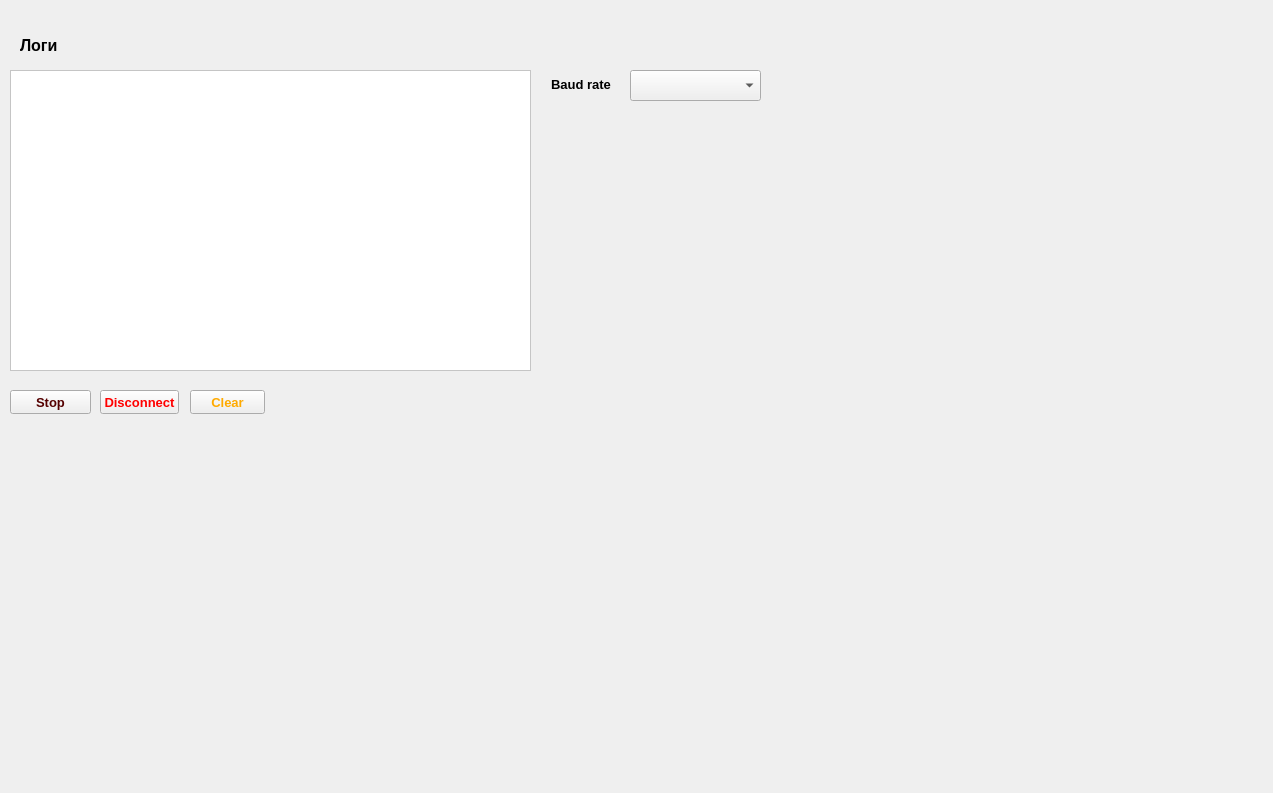
This is ComPort/logs.ui in Bomba22919273/ComPort as Qt 5 draws it before an edit. The edited form follows.
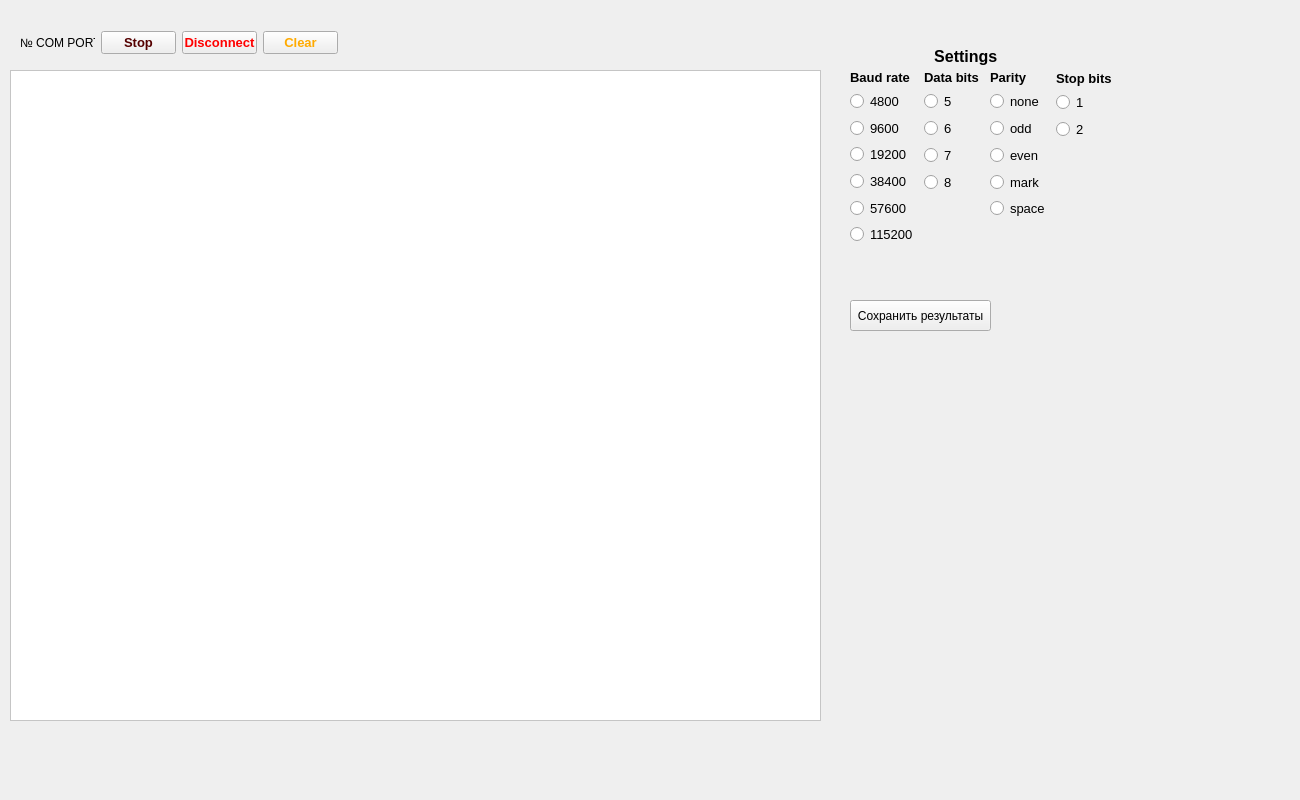
This is the edited form.

Commit message: add settings com-port

What changed in the file:
```diff
--- a/ComPort/logs.ui
+++ b/ComPort/logs.ui
@@ -6,10 +6,16 @@
    <rect>
     <x>0</x>
     <y>0</y>
-    <width>1273</width>
-    <height>793</height>
+    <width>1300</width>
+    <height>800</height>
    </rect>
   </property>
+  <property name="minimumSize">
+   <size>
+    <width>1300</width>
+    <height>800</height>
+   </size>
+  </property>
   <property name="windowTitle">
    <string>Логи</string>
   </property>
@@ -18,8 +24,8 @@
     <rect>
      <x>10</x>
      <y>70</y>
-     <width>521</width>
-     <height>301</height>
+     <width>811</width>
+     <height>651</height>
     </rect>
    </property>
    <property name="palette">
@@ -471,95 +477,38 @@
     </font>
    </property>
   </widget>
-  <widget class="QPushButton" name="ClearButton">
+  <widget class="QPushButton" name="pushButtonSaveResults">
    <property name="geometry">
     <rect>
-     <x>190</x>
-     <y>390</y>
-     <width>75</width>
-     <height>24</height>
+     <x>850</x>
+     <y>300</y>
+     <width>141</width>
+     <height>31</height>
     </rect>
    </property>
-   <property name="palette">
-    <palette>
-     <active>
-      <colorrole role="ButtonText">
-       <brush brushstyle="SolidPattern">
-        <color alpha="255">
-         <red>255</red>
-         <green>170</green>
-         <blue>0</blue>
-        </color>
-       </brush>
-      </colorrole>
-     </active>
-     <inactive>
-      <colorrole role="ButtonText">
-       <brush brushstyle="SolidPattern">
-        <color alpha="255">
-         <red>255</red>
-         <green>170</green>
-         <blue>0</blue>
-        </color>
-       </brush>
-      </colorrole>
-     </inactive>
-     <disabled>
-      <colorrole role="ButtonText">
-       <brush brushstyle="SolidPattern">
-        <color alpha="255">
-         <red>0</red>
-         <green>0</green>
-         <blue>0</blue>
-        </color>
-       </brush>
-      </colorrole>
-     </disabled>
-    </palette>
-   </property>
-   <property name="font">
-    <font>
-     <pointsize>10</pointsize>
-     <weight>75</weight>
-     <bold>true</bold>
-    </font>
-   </property>
-   <property name="toolTip">
-    <string>Очистить</string>
-   </property>
    <property name="text">
-    <string>Clear</string>
+    <string>Сохранить результаты</string>
    </property>
   </widget>
-  <widget class="QLabel" name="label_Logs">
+  <widget class="QWidget" name="layoutWidget">
    <property name="geometry">
     <rect>
      <x>20</x>
      <y>30</y>
-     <width>131</width>
-     <height>31</height>
+     <width>318</width>
+     <height>26</height>
     </rect>
    </property>
-   <property name="font">
-    <font>
-     <pointsize>12</pointsize>
-     <weight>75</weight>
-     <bold>true</bold>
-    </font>
-   </property>
+   <layout class="QHBoxLayout" name="horizontalLayout_2">
+    <item>
+     <widget class="QLabel" name="labelNumberComPort">
    <property name="text">
-    <string>Логи</string>
-   </property>
-  </widget>
+       <string>№ COM PORT</string>
+      </property>
+     </widget>
+    </item>
+    <item>
   <widget class="QPushButton" name="StopButton">
-   <property name="geometry">
-    <rect>
-     <x>10</x>
-     <y>390</y>
-     <width>81</width>
-     <height>24</height>
-    </rect>
-   </property>
    <property name="palette">
     <palette>
      <active>
@@ -665,15 +614,9 @@
     <string>Stop</string>
    </property>
   </widget>
+    </item>
+    <item>
   <widget class="QPushButton" name="DisconnectButton">
-   <property name="geometry">
-    <rect>
-     <x>100</x>
-     <y>390</y>
-     <width>79</width>
-     <height>24</height>
-    </rect>
-   </property>
    <property name="palette">
     <palette>
      <active>
@@ -725,30 +668,125 @@
     <string>Disconnect</string>
    </property>
   </widget>
-  <widget class="QComboBox" name="comboBox_logs">
-   <property name="geometry">
-    <rect>
-     <x>630</x>
-     <y>70</y>
-     <width>131</width>
-     <height>31</height>
-    </rect>
+    </item>
+    <item>
+     <widget class="QPushButton" name="ClearButton">
+      <property name="palette">
+       <palette>
+        <active>
+         <colorrole role="ButtonText">
+          <brush brushstyle="SolidPattern">
+           <color alpha="255">
+            <red>255</red>
+            <green>170</green>
+            <blue>0</blue>
+           </color>
+          </brush>
+         </colorrole>
+        </active>
+        <inactive>
+         <colorrole role="ButtonText">
+          <brush brushstyle="SolidPattern">
+           <color alpha="255">
+            <red>255</red>
+            <green>170</green>
+            <blue>0</blue>
+           </color>
+          </brush>
+         </colorrole>
+        </inactive>
+        <disabled>
+         <colorrole role="ButtonText">
+          <brush brushstyle="SolidPattern">
+           <color alpha="255">
+            <red>0</red>
+            <green>0</green>
+            <blue>0</blue>
+           </color>
+          </brush>
+         </colorrole>
+        </disabled>
+       </palette>
    </property>
    <property name="font">
     <font>
      <pointsize>10</pointsize>
-    </font>
-   </property>
-  </widget>
-  <widget class="QLabel" name="label">
+        <weight>75</weight>
+        <bold>true</bold>
+       </font>
+      </property>
+      <property name="toolTip">
+       <string>Очистить</string>
+      </property>
+      <property name="text">
+       <string>Clear</string>
+      </property>
+     </widget>
+    </item>
+   </layout>
+  </widget>
+  <widget class="QWidget" name="layoutWidget">
    <property name="geometry">
     <rect>
-     <x>551</x>
-     <y>76</y>
-     <width>64</width>
-     <height>16</height>
+     <x>850</x>
+     <y>40</y>
+     <width>266</width>
+     <height>205</height>
     </rect>
    </property>
+   <layout class="QHBoxLayout" name="horizontalLayout">
+    <item>
+     <layout class="QGridLayout" name="gridLayout">
+      <property name="topMargin">
+       <number>30</number>
+      </property>
+      <item row="3" column="0">
+       <widget class="QRadioButton" name="radioButtonBaudRate19200">
+        <property name="font">
+         <font>
+          <pointsize>10</pointsize>
+         </font>
+        </property>
+        <property name="text">
+         <string>19200</string>
+        </property>
+        <attribute name="buttonGroup">
+         <string notr="true">buttonGroupBaudRate</string>
+        </attribute>
+       </widget>
+      </item>
+      <item row="2" column="0">
+       <widget class="QRadioButton" name="radioButtonBaudRate9600">
+        <property name="font">
+         <font>
+          <pointsize>10</pointsize>
+         </font>
+        </property>
+        <property name="text">
+         <string>9600</string>
+        </property>
+        <attribute name="buttonGroup">
+         <string notr="true">buttonGroupBaudRate</string>
+        </attribute>
+       </widget>
+      </item>
+      <item row="5" column="0">
+       <widget class="QRadioButton" name="radioButtonBaudRate57600">
+        <property name="font">
+         <font>
+          <pointsize>10</pointsize>
+         </font>
+        </property>
+        <property name="text">
+         <string>57600</string>
+        </property>
+        <attribute name="buttonGroup">
+         <string notr="true">buttonGroupBaudRate</string>
+        </attribute>
+       </widget>
+      </item>
+      <item row="0" column="0">
+       <widget class="QLabel" name="labelBaudRate">
    <property name="font">
     <font>
      <pointsize>10</pointsize>
@@ -760,6 +798,319 @@
     <string>Baud rate</string>
    </property>
   </widget>
+      </item>
+      <item row="1" column="0">
+       <widget class="QRadioButton" name="radioButtonBaudRate4800">
+        <property name="font">
+         <font>
+          <pointsize>10</pointsize>
+         </font>
+        </property>
+        <property name="text">
+         <string>4800</string>
+        </property>
+        <attribute name="buttonGroup">
+         <string notr="true">buttonGroupBaudRate</string>
+        </attribute>
+       </widget>
+      </item>
+      <item row="6" column="0">
+       <widget class="QRadioButton" name="radioButtonBaudRate115200">
+        <property name="font">
+         <font>
+          <pointsize>10</pointsize>
+         </font>
+        </property>
+        <property name="text">
+         <string>115200</string>
+        </property>
+        <attribute name="buttonGroup">
+         <string notr="true">buttonGroupBaudRate</string>
+        </attribute>
+       </widget>
+      </item>
+      <item row="4" column="0">
+       <widget class="QRadioButton" name="radioButtonBaudRate38400">
+        <property name="font">
+         <font>
+          <pointsize>10</pointsize>
+         </font>
+        </property>
+        <property name="text">
+         <string>38400</string>
+        </property>
+        <attribute name="buttonGroup">
+         <string notr="true">buttonGroupBaudRate</string>
+        </attribute>
+       </widget>
+      </item>
+     </layout>
+    </item>
+    <item>
+     <layout class="QGridLayout" name="gridLayout_2">
+      <property name="topMargin">
+       <number>30</number>
+      </property>
+      <property name="bottomMargin">
+       <number>52</number>
+      </property>
+      <item row="2" column="0">
+       <widget class="QRadioButton" name="radioButtonDataBits6">
+        <property name="font">
+         <font>
+          <pointsize>10</pointsize>
+         </font>
+        </property>
+        <property name="text">
+         <string>6</string>
+        </property>
+        <attribute name="buttonGroup">
+         <string notr="true">buttonGroupDataBits</string>
+        </attribute>
+       </widget>
+      </item>
+      <item row="3" column="0">
+       <widget class="QRadioButton" name="radioButtonDataBits7">
+        <property name="font">
+         <font>
+          <pointsize>10</pointsize>
+         </font>
+        </property>
+        <property name="text">
+         <string>7</string>
+        </property>
+        <attribute name="buttonGroup">
+         <string notr="true">buttonGroupDataBits</string>
+        </attribute>
+       </widget>
+      </item>
+      <item row="0" column="0">
+       <widget class="QLabel" name="labelDataBits">
+        <property name="font">
+         <font>
+          <pointsize>10</pointsize>
+          <weight>75</weight>
+          <bold>true</bold>
+         </font>
+        </property>
+        <property name="text">
+         <string>Data bits</string>
+        </property>
+       </widget>
+      </item>
+      <item row="4" column="0">
+       <widget class="QRadioButton" name="radioButtonDataBits8">
+        <property name="font">
+         <font>
+          <pointsize>10</pointsize>
+         </font>
+        </property>
+        <property name="text">
+         <string>8</string>
+        </property>
+        <attribute name="buttonGroup">
+         <string notr="true">buttonGroupDataBits</string>
+        </attribute>
+       </widget>
+      </item>
+      <item row="1" column="0">
+       <widget class="QRadioButton" name="radioButtonDataBits5">
+        <property name="font">
+         <font>
+          <pointsize>10</pointsize>
+         </font>
+        </property>
+        <property name="text">
+         <string>5</string>
+        </property>
+        <attribute name="buttonGroup">
+         <string notr="true">buttonGroupDataBits</string>
+        </attribute>
+       </widget>
+      </item>
+     </layout>
+    </item>
+    <item>
+     <layout class="QGridLayout" name="gridLayout_3">
+      <property name="topMargin">
+       <number>30</number>
+      </property>
+      <property name="bottomMargin">
+       <number>26</number>
+      </property>
+      <item row="2" column="0">
+       <widget class="QRadioButton" name="radioButtonParityOdd">
+        <property name="font">
+         <font>
+          <pointsize>10</pointsize>
+         </font>
+        </property>
+        <property name="text">
+         <string>odd</string>
+        </property>
+        <attribute name="buttonGroup">
+         <string notr="true">buttonGroupParity</string>
+        </attribute>
+       </widget>
+      </item>
+      <item row="1" column="0">
+       <widget class="QRadioButton" name="radioButtonParityNone">
+        <property name="font">
+         <font>
+          <pointsize>10</pointsize>
+         </font>
+        </property>
+        <property name="text">
+         <string>none</string>
+        </property>
+        <attribute name="buttonGroup">
+         <string notr="true">buttonGroupParity</string>
+        </attribute>
+       </widget>
+      </item>
+      <item row="0" column="0">
+       <widget class="QLabel" name="labelDataBits_2">
+        <property name="font">
+         <font>
+          <pointsize>10</pointsize>
+          <weight>75</weight>
+          <bold>true</bold>
+         </font>
+        </property>
+        <property name="text">
+         <string>Parity</string>
+        </property>
+       </widget>
+      </item>
+      <item row="4" column="0">
+       <widget class="QRadioButton" name="radioButtonParityMark">
+        <property name="font">
+         <font>
+          <pointsize>10</pointsize>
+         </font>
+        </property>
+        <property name="text">
+         <string>mark</string>
+        </property>
+        <attribute name="buttonGroup">
+         <string notr="true">buttonGroupParity</string>
+        </attribute>
+       </widget>
+      </item>
+      <item row="5" column="0">
+       <widget class="QRadioButton" name="radioButtonParitySpace">
+        <property name="font">
+         <font>
+          <pointsize>10</pointsize>
+         </font>
+        </property>
+        <property name="focusPolicy">
+         <enum>Qt::StrongFocus</enum>
+        </property>
+        <property name="text">
+         <string>space</string>
+        </property>
+        <attribute name="buttonGroup">
+         <string notr="true">buttonGroupParity</string>
+        </attribute>
+       </widget>
+      </item>
+      <item row="3" column="0">
+       <widget class="QRadioButton" name="radioButtonParityEven">
+        <property name="font">
+         <font>
+          <pointsize>10</pointsize>
+         </font>
+        </property>
+        <property name="text">
+         <string>even</string>
+        </property>
+        <attribute name="buttonGroup">
+         <string notr="true">buttonGroupParity</string>
+        </attribute>
+       </widget>
+      </item>
+     </layout>
+    </item>
+    <item>
+     <layout class="QGridLayout" name="gridLayout_4">
+      <property name="topMargin">
+       <number>30</number>
+      </property>
+      <property name="bottomMargin">
+       <number>105</number>
+      </property>
+      <item row="1" column="0">
+       <widget class="QRadioButton" name="radioButtonStopBits1">
+        <property name="font">
+         <font>
+          <pointsize>10</pointsize>
+         </font>
+        </property>
+        <property name="text">
+         <string>1</string>
+        </property>
+        <attribute name="buttonGroup">
+         <string notr="true">buttonGroupStopBits</string>
+        </attribute>
+       </widget>
+      </item>
+      <item row="2" column="0">
+       <widget class="QRadioButton" name="radioButtonStopBits2">
+        <property name="font">
+         <font>
+          <pointsize>10</pointsize>
+         </font>
+        </property>
+        <property name="text">
+         <string>2</string>
+        </property>
+        <attribute name="buttonGroup">
+         <string notr="true">buttonGroupStopBits</string>
+        </attribute>
+       </widget>
+      </item>
+      <item row="0" column="0">
+       <widget class="QLabel" name="labelDataBits_3">
+        <property name="font">
+         <font>
+          <pointsize>10</pointsize>
+          <weight>75</weight>
+          <bold>true</bold>
+         </font>
+        </property>
+        <property name="text">
+         <string>Stop bits</string>
+        </property>
+       </widget>
+      </item>
+     </layout>
+    </item>
+   </layout>
+  </widget>
+  <widget class="QLabel" name="label">
+   <property name="geometry">
+    <rect>
+     <x>770</x>
+     <y>46</y>
+     <width>301</width>
+     <height>21</height>
+    </rect>
+   </property>
+   <property name="font">
+    <font>
+     <pointsize>12</pointsize>
+     <weight>75</weight>
+     <bold>true</bold>
+    </font>
+   </property>
+   <property name="layoutDirection">
+    <enum>Qt::LeftToRight</enum>
+   </property>
+   <property name="text">
+    <string>                                     Settings</string>
+   </property>
+  </widget>
  </widget>
  <resources/>
  <connections/>
```
Left out of the diff: 8 changed lines with no effect on the pictures. Lines whose indentation alone changed are shown as unchanged. The commit also changes 12 other files.
